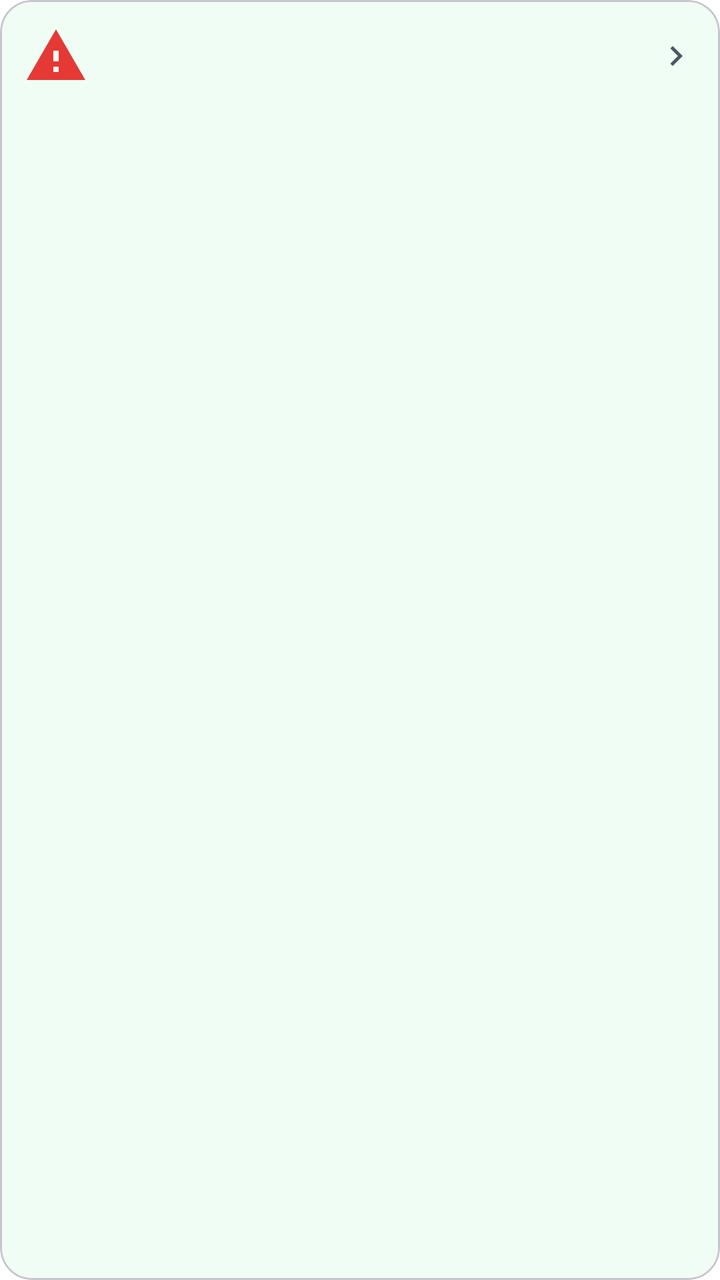
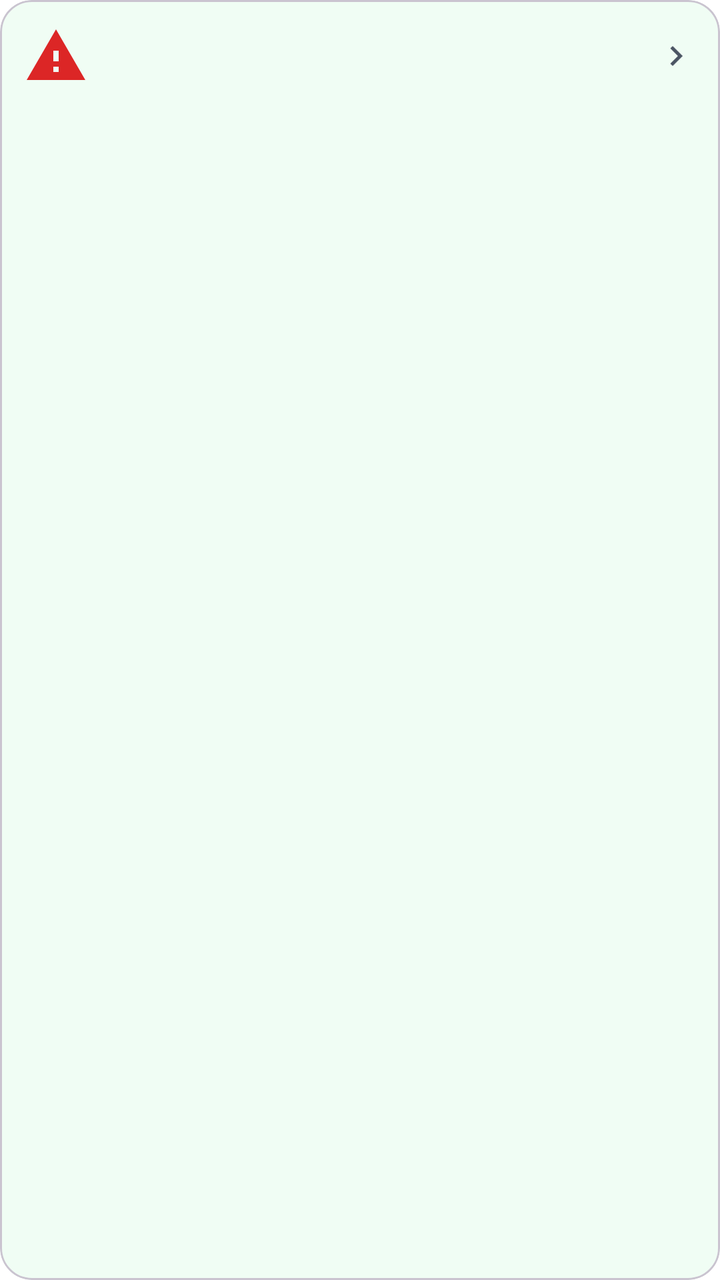

Compare the two renders of this Android layout. The source of the first and the diff that turns it into the second are given below.
<!-- AndroidManifest.xml: application theme Theme.PlantDiseases -->
<!-- res/layout/item_species_disease.xml -->
<?xml version="1.0" encoding="utf-8"?>
<com.google.android.material.card.MaterialCardView xmlns:android="http://schemas.android.com/apk/res/android"
    xmlns:app="http://schemas.android.com/apk/res-auto"
    android:layout_width="match_parent"
    android:layout_height="wrap_content"
    android:layout_marginTop="@dimen/space_sm"
    app:cardBackgroundColor="@color/surface_variant"
    app:cardCornerRadius="@dimen/radius_md"
    app:cardElevation="0dp">

    <LinearLayout
        android:layout_width="match_parent"
        android:layout_height="wrap_content"
        android:gravity="center_vertical"
        android:orientation="horizontal"
        android:padding="@dimen/space_md">

        <ImageView
            android:id="@+id/disease_icon"
            android:layout_width="32dp"
            android:layout_height="32dp"
            android:layout_marginEnd="@dimen/space_md"
            android:contentDescription="@null"
            android:src="@drawable/ic_disease" />

        <LinearLayout
            android:layout_width="0dp"
            android:layout_height="wrap_content"
            android:layout_weight="1"
            android:orientation="vertical">

            <TextView
                android:id="@+id/disease_name"
                android:layout_width="match_parent"
                android:layout_height="wrap_content"
                android:fontFamily="sans-serif-medium"
                android:textColor="@color/on_surface"
                android:textSize="@dimen/text_body" />

            <TextView
                android:id="@+id/disease_note"
                android:layout_width="match_parent"
                android:layout_height="wrap_content"
                android:layout_marginTop="2dp"
                android:lineSpacingExtra="2dp"
                android:textColor="@color/on_surface_secondary"
                android:textSize="@dimen/text_body_sm"
                android:visibility="gone" />
        </LinearLayout>

        <ImageView
            android:id="@+id/disease_chevron"
            android:layout_width="20dp"
            android:layout_height="20dp"
            android:layout_marginStart="@dimen/space_sm"
            android:contentDescription="@null"
            android:src="@drawable/ic_chevron_right"
            app:tint="@color/on_surface_secondary" />
    </LinearLayout>
</com.google.android.material.card.MaterialCardView>
<!-- resources referenced by this layout -->
<resources>
  <color name="on_surface">#052E16</color>
  <color name="on_surface_secondary">#4B5563</color>
  <color name="surface_variant">#F0FDF4</color>
  <dimen name="radius_md">16dp</dimen>
  <dimen name="space_md">12dp</dimen>
  <dimen name="space_sm">8dp</dimen>
  <dimen name="text_body">14sp</dimen>
  <dimen name="text_body_sm">13sp</dimen>
  <!-- drawable ic_chevron_right (drawable) -->
  <vector xmlns:android="http://schemas.android.com/apk/res/android" android:width="24dp" android:height="24dp" android:viewportWidth="24" android:viewportHeight="24">
      <path android:fillColor="#000000" android:pathData="M10,6L8.59,7.41 13.17,12l-4.58,4.59L10,18l6,-6z"/>
  </vector>
  <!-- drawable ic_disease (drawable) -->
  <vector xmlns:android="http://schemas.android.com/apk/res/android" android:width="24dp" android:height="24dp" android:viewportWidth="24" android:viewportHeight="24">
      <path android:fillColor="#E53935" android:pathData="M1,21h22L12,2 1,21zM13,18h-2v-2h2v2zM13,14h-2v-4h2v4z"/>
  </vector>
  <color name="primary">#16A34A</color>
  <color name="primary_dark">#15803D</color>
  <color name="on_primary">#FFFFFF</color>
  <color name="primary_light">#DCFCE7</color>
  <color name="secondary">#4ADE80</color>
  <color name="on_secondary">#052E16</color>
  <color name="background">#FFFFFF</color>
  <color name="surface">#FFFFFF</color>
  <color name="surface_container_low">#F4FBF6</color>
  <color name="surface_container">#ECF7F0</color>
  <style name="App.Button.Filled" parent="Widget.Material3.Button">
          <item name="backgroundTint">@color/primary</item>
          <item name="android:textColor">@color/on_primary</item>
          <item name="rippleColor">@color/primary_dark</item>
          <item name="shapeAppearanceOverlay">@style/ShapeAppearance.App.Button</item>
          <item name="android:minHeight">48dp</item>
          <item name="android:paddingHorizontal">@dimen/space_2xl</item>
          <item name="android:textSize">@dimen/text_body</item>
          <item name="android:fontFamily">sans-serif-medium</item>
          <item name="android:letterSpacing">0.01</item>
          <item name="iconTint">@color/on_primary</item>
          <item name="elevation">0dp</item>
      </style>
  <style name="App.FAB" parent="Widget.Material3.FloatingActionButton.Primary">
          <item name="backgroundTint">@color/primary</item>
          <item name="tint">@color/on_primary</item>
          <item name="rippleColor">@color/primary_dark</item>
          <item name="elevation">6dp</item>
          <item name="hoveredFocusedTranslationZ">8dp</item>
          <item name="pressedTranslationZ">10dp</item>
      </style>
  <style name="App.FAB.Extended" parent="Widget.Material3.ExtendedFloatingActionButton.Primary">
          <item name="backgroundTint">@color/primary</item>
          <item name="iconTint">@color/on_primary</item>
          <item name="android:textColor">@color/on_primary</item>
          <item name="rippleColor">@color/primary_dark</item>
          <item name="elevation">6dp</item>
          <item name="android:fontFamily">sans-serif-medium</item>
          <item name="android:letterSpacing">0.02</item>
      </style>
  <style name="ShapeAppearance.App.Button" parent="ShapeAppearance.Material3.Corner.Large">
          <item name="cornerSize">24dp</item>
      </style>
  <dimen name="space_2xl">24dp</dimen>
  <!-- unchanged entries left out for length: 1 -->
</resources>

<!-- the commit's change to res/layout/item_species_disease.xml (unified diff, before → after) -->
@@ -21,7 +21,8 @@
             android:layout_height="32dp"
             android:layout_marginEnd="@dimen/space_md"
             android:contentDescription="@null"
-            android:src="@drawable/ic_disease" />
+            android:src="@drawable/ic_disease"
+            app:tint="@color/disease_red" />
 
         <LinearLayout
             android:layout_width="0dp"
<!-- resource entries referenced after the edit -->
@@ -1,5 +1,6 @@
 <!-- resources referenced by this layout -->
 <resources>
+  <color name="disease_red">#DC2626</color>
   <color name="on_surface">#052E16</color>
   <color name="on_surface_secondary">#4B5563</color>
   <color name="surface_variant">#F0FDF4</color>
